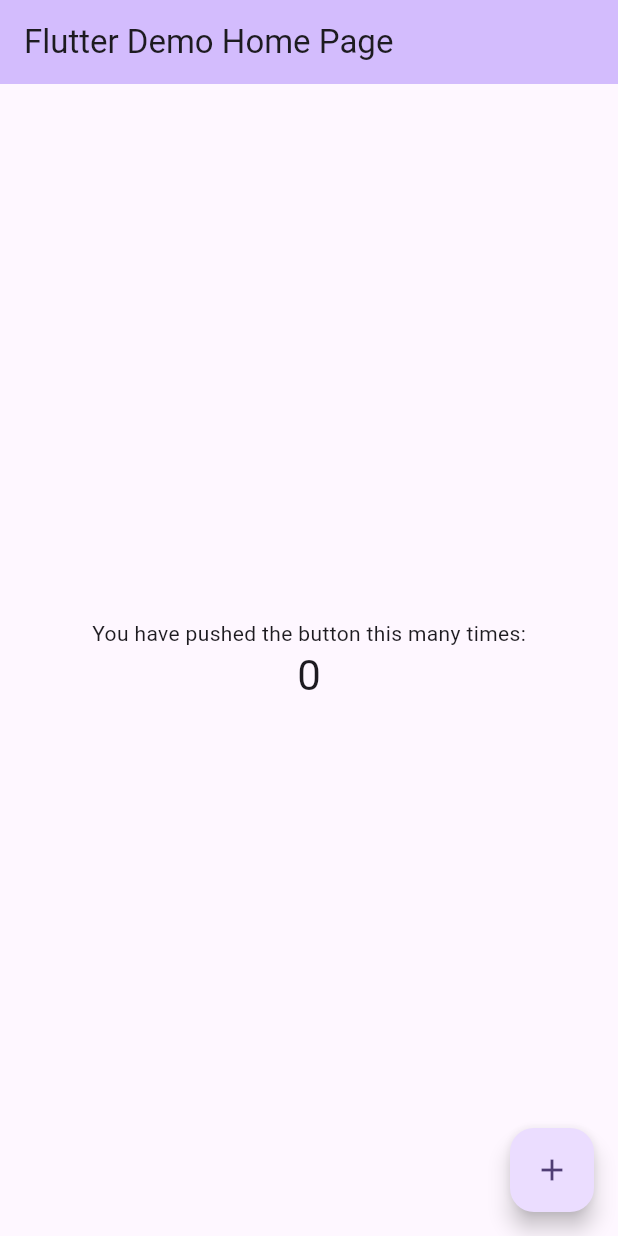
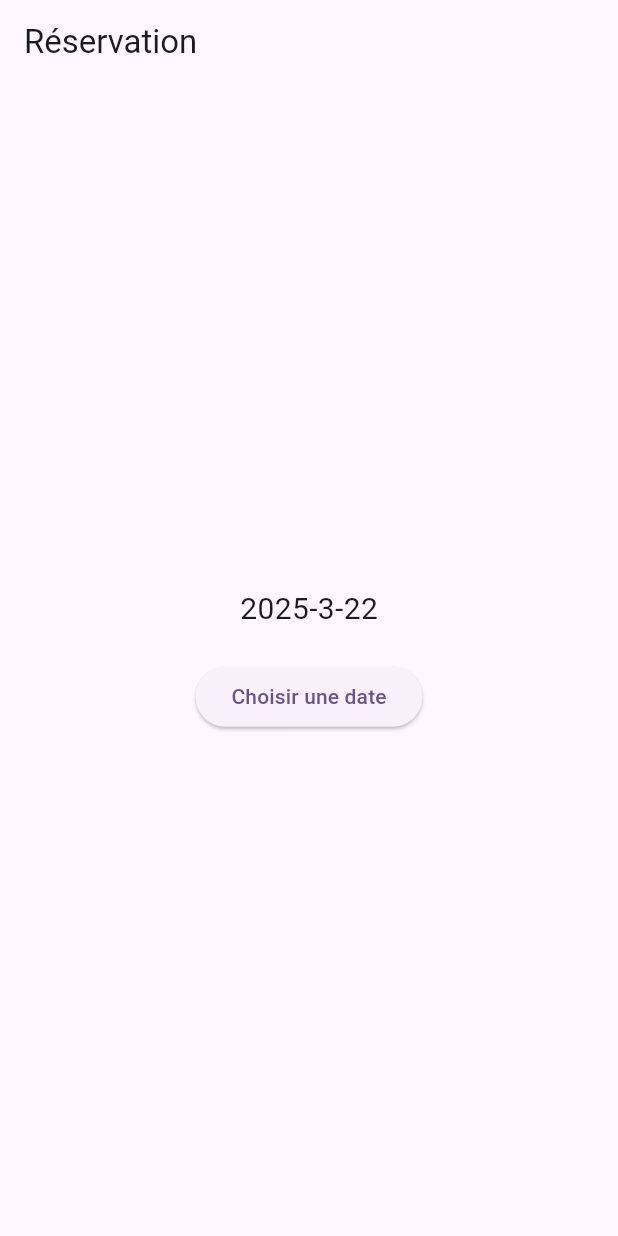
Before and after one commit to Honorine684/flutterDay05, a Flutter app: the screen it shows after launch, on a phone screen of 412 x 824 dp. Run offline on Flutter 3.47's test engine with Material 3 defaults, Android fonts, the phone set to English and light mode, and no system bars; our stand-ins replace firebase_core; accounts and stored records are empty.

Commit message:
créaction de la page réservation

```diff
--- a/houeffa_log/lib/main.dart
+++ b/houeffa_log/lib/main.dart
@@ -1,4 +1,5 @@
 import 'package:flutter/material.dart';
+import 'package:houeffa_log/reservation.dart';
 
 void main() {
   runApp(const MyApp());
@@ -30,7 +31,7 @@ class MyApp extends StatelessWidget {
         // tested with just a hot reload.
         colorScheme: ColorScheme.fromSeed(seedColor: Colors.deepPurple),
       ),
-      home: const MyHomePage(title: 'Flutter Demo Home Page'),
+      home: const Reservation(),
     );
   }
 }
--- /dev/null
+++ b/houeffa_log/lib/reservation.dart
@@ -0,0 +1,51 @@
+import 'package:flutter/material.dart';
+
+
+class Reservation extends StatefulWidget {
+  const Reservation({Key? key}) : super(key: key);
+
+  @override
+  State<Reservation> createState() => _ReservationState();
+}
+
+class _ReservationState extends State<Reservation> {
+  DateTime selectedDate = DateTime.now();
+
+  @override
+  Widget build(BuildContext context) {
+    return Scaffold(
+      appBar: AppBar(
+        title:
+        Text('Réservation'),
+      ),
+      body: Center(
+        child: Column(
+          mainAxisAlignment: MainAxisAlignment.center,
+          children: [
+            Text(
+              "${selectedDate.year}-${selectedDate.month}-${selectedDate.day}",
+              style: TextStyle(fontSize: 20),
+            ),
+            SizedBox(height: 20),
+            ElevatedButton(
+              child: const Text("Choisir une date"),
+              onPressed: () async {
+                final DateTime? dateTime = await showDatePicker(
+                  context: context,
+                  initialDate: selectedDate,
+                  firstDate: DateTime(2000),
+                  lastDate: DateTime(2100),
+                );
+                if (dateTime != null) {
+                  setState(() {
+                    selectedDate = dateTime;
+                  });
+                }
+              },
+            ),
+          ],
+        ),
+      ),
+    );
+  }
+}
```
